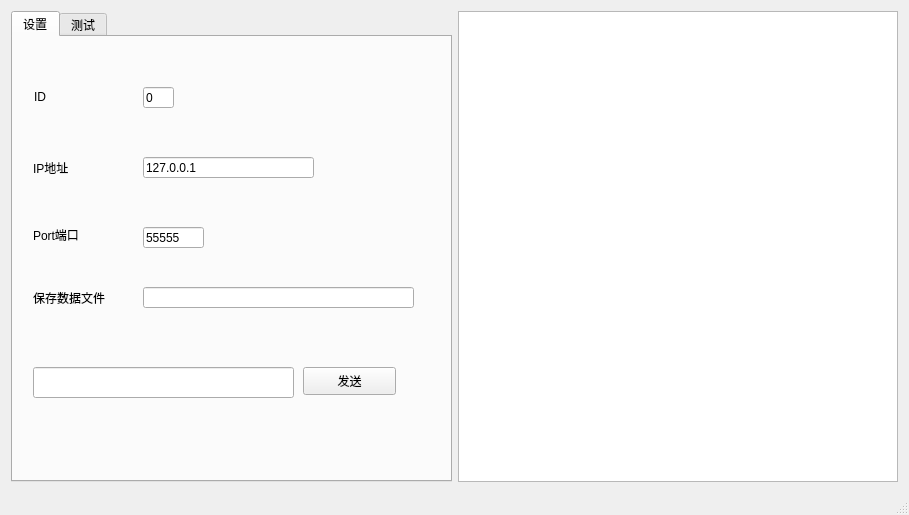
Old version of the form mainwindow.ui in the repository RuanJG/TCP_SYNC_FILE.
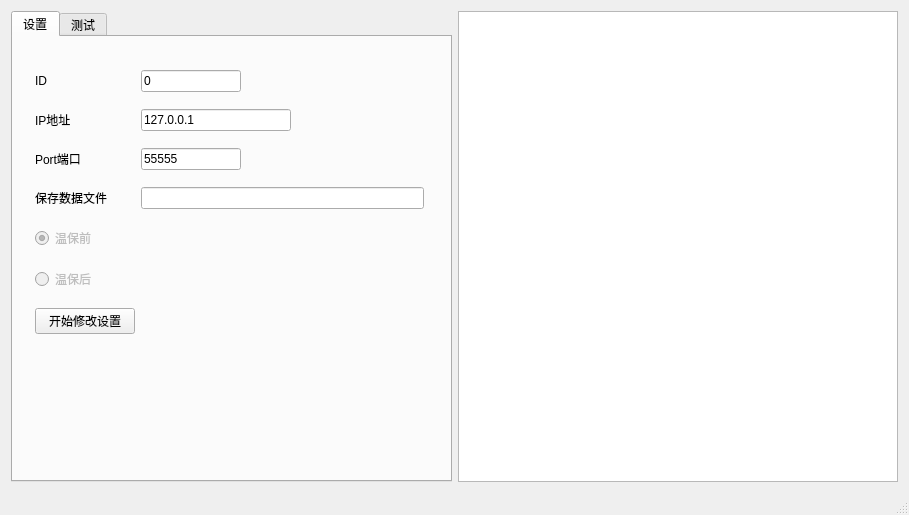
New version of the form. The open tabs and pages were chosen to show the change.

Commit message: Ruan: add Tempture compensation

```diff
--- a/mainwindow.ui
+++ b/mainwindow.ui
@@ -29,66 +29,151 @@
          <attribute name="title">
           <string>设置</string>
          </attribute>
+         <widget class="QWidget" name="">
+          <property name="geometry">
+           <rect>
+            <x>11</x>
+            <y>11</y>
+            <width>411</width>
+            <height>311</height>
+           </rect>
+          </property>
+          <layout class="QVBoxLayout" name="verticalLayout">
+           <item>
+            <layout class="QHBoxLayout" name="horizontalLayout_2">
+             <item>
          <widget class="QLabel" name="label_5">
-          <property name="geometry">
-           <rect>
-            <x>21</x>
-            <y>50</y>
-            <width>41</width>
-            <height>20</height>
-           </rect>
+               <property name="minimumSize">
+                <size>
+                 <width>100</width>
+                 <height>0</height>
+                </size>
           </property>
           <property name="text">
            <string>ID</string>
           </property>
          </widget>
-         <widget class="QLineEdit" name="ipLineEdit">
-          <property name="geometry">
-           <rect>
-            <x>130</x>
-            <y>120</y>
-            <width>171</width>
-            <height>21</height>
-           </rect>
+             </item>
+             <item>
+              <widget class="QLineEdit" name="idLineEdit">
+               <property name="minimumSize">
+                <size>
+                 <width>100</width>
+                 <height>0</height>
+                </size>
+               </property>
+               <property name="maximumSize">
+                <size>
+                 <width>100</width>
+                 <height>16777215</height>
+                </size>
           </property>
           <property name="text">
-           <string>127.0.0.1</string>
-          </property>
-         </widget>
+                <string>0</string>
+               </property>
+               <property name="maxLength">
+                <number>1</number>
+               </property>
+               <property name="readOnly">
+                <bool>true</bool>
+               </property>
+              </widget>
+             </item>
+             <item>
+              <spacer name="horizontalSpacer">
+               <property name="orientation">
+                <enum>Qt::Horizontal</enum>
+               </property>
+               <property name="sizeHint" stdset="0">
+                <size>
+                 <width>40</width>
+                 <height>20</height>
+                </size>
+               </property>
+              </spacer>
+             </item>
+            </layout>
+           </item>
+           <item>
+            <layout class="QHBoxLayout" name="horizontalLayout_3">
+             <item>
          <widget class="QLabel" name="label_6">
-          <property name="geometry">
-           <rect>
-            <x>20</x>
-            <y>120</y>
-            <width>51</width>
-            <height>21</height>
-           </rect>
+               <property name="minimumSize">
+                <size>
+                 <width>100</width>
+                 <height>0</height>
+                </size>
           </property>
           <property name="text">
            <string>IP地址</string>
           </property>
          </widget>
+             </item>
+             <item>
+              <widget class="QLineEdit" name="ipLineEdit">
+               <property name="minimumSize">
+                <size>
+                 <width>150</width>
+                 <height>0</height>
+                </size>
+               </property>
+               <property name="maximumSize">
+                <size>
+                 <width>150</width>
+                 <height>16777215</height>
+                </size>
+               </property>
+               <property name="text">
+                <string>127.0.0.1</string>
+               </property>
+               <property name="readOnly">
+                <bool>true</bool>
+               </property>
+              </widget>
+             </item>
+             <item>
+              <spacer name="horizontalSpacer_2">
+               <property name="orientation">
+                <enum>Qt::Horizontal</enum>
+               </property>
+               <property name="sizeHint" stdset="0">
+                <size>
+                 <width>40</width>
+                 <height>20</height>
+                </size>
+               </property>
+              </spacer>
+             </item>
+            </layout>
+           </item>
+           <item>
+            <layout class="QHBoxLayout" name="horizontalLayout_4">
+             <item>
          <widget class="QLabel" name="label_7">
-          <property name="geometry">
-           <rect>
-            <x>20</x>
-            <y>190</y>
-            <width>72</width>
-            <height>15</height>
-           </rect>
+               <property name="minimumSize">
+                <size>
+                 <width>100</width>
+                 <height>0</height>
+                </size>
           </property>
           <property name="text">
            <string>Port端口</string>
           </property>
          </widget>
+             </item>
+             <item>
          <widget class="QLineEdit" name="portLineEdit">
-          <property name="geometry">
-           <rect>
-            <x>130</x>
-            <y>190</y>
-            <width>61</width>
-            <height>21</height>
-           </rect>
+               <property name="minimumSize">
+                <size>
+                 <width>100</width>
+                 <height>0</height>
+                </size>
+               </property>
+               <property name="maximumSize">
+                <size>
+                 <width>100</width>
+                 <height>16777215</height>
+                </size>
           </property>
           <property name="text">
            <string>55555</string>
@@ -96,68 +181,90 @@
           <property name="maxLength">
            <number>5</number>
           </property>
-         </widget>
-         <widget class="QLineEdit" name="idLineEdit">
-          <property name="geometry">
-           <rect>
-            <x>130</x>
-            <y>50</y>
-            <width>31</width>
-            <height>21</height>
-           </rect>
-          </property>
-          <property name="text">
-           <string>0</string>
-          </property>
-          <property name="maxLength">
-           <number>1</number>
-          </property>
-         </widget>
-         <widget class="QLineEdit" name="sendDatalineEdit">
-          <property name="geometry">
-           <rect>
-            <x>20</x>
-            <y>330</y>
-            <width>261</width>
-            <height>31</height>
-           </rect>
-          </property>
-         </widget>
-         <widget class="QPushButton" name="sendButton">
-          <property name="geometry">
-           <rect>
-            <x>290</x>
-            <y>330</y>
-            <width>93</width>
-            <height>28</height>
-           </rect>
-          </property>
-          <property name="text">
-           <string>发送</string>
-          </property>
-         </widget>
+               <property name="readOnly">
+                <bool>true</bool>
+               </property>
+              </widget>
+             </item>
+             <item>
+              <spacer name="horizontalSpacer_3">
+               <property name="orientation">
+                <enum>Qt::Horizontal</enum>
+               </property>
+               <property name="sizeHint" stdset="0">
+                <size>
+                 <width>40</width>
+                 <height>20</height>
+                </size>
+               </property>
+              </spacer>
+             </item>
+            </layout>
+           </item>
+           <item>
+            <layout class="QHBoxLayout" name="horizontalLayout_5">
+             <item>
          <widget class="QLabel" name="label">
-          <property name="geometry">
-           <rect>
-            <x>20</x>
-            <y>250</y>
-            <width>91</width>
-            <height>21</height>
-           </rect>
+               <property name="minimumSize">
+                <size>
+                 <width>100</width>
+                 <height>0</height>
+                </size>
           </property>
           <property name="text">
            <string>保存数据文件</string>
           </property>
          </widget>
+             </item>
+             <item>
          <widget class="QLineEdit" name="saveDataFilelineEdit">
-          <property name="geometry">
-           <rect>
-            <x>130</x>
-            <y>250</y>
-            <width>271</width>
-            <height>21</height>
-           </rect>
-          </property>
+               <property name="readOnly">
+                <bool>true</bool>
+               </property>
+              </widget>
+             </item>
+            </layout>
+           </item>
+           <item>
+            <widget class="QRadioButton" name="gapBeforTempCailradioButton">
+             <property name="enabled">
+              <bool>false</bool>
+             </property>
+             <property name="text">
+              <string>温保前</string>
+             </property>
+             <property name="checkable">
+              <bool>true</bool>
+             </property>
+             <property name="checked">
+              <bool>true</bool>
+             </property>
+            </widget>
+           </item>
+           <item>
+            <widget class="QRadioButton" name="GapafterTemptureCailradioButton_2">
+             <property name="enabled">
+              <bool>false</bool>
+             </property>
+             <property name="text">
+              <string>温保后</string>
+             </property>
+            </widget>
+           </item>
+           <item>
+            <widget class="QPushButton" name="pushButton">
+             <property name="maximumSize">
+              <size>
+               <width>100</width>
+               <height>16777215</height>
+              </size>
+             </property>
+             <property name="text">
+              <string>开始修改设置</string>
+             </property>
+            </widget>
+           </item>
+          </layout>
          </widget>
         </widget>
         <widget class="QWidget" name="tab_collector">
```
Left out of the diff: 10 changed lines with no effect on the pictures. Lines whose indentation alone changed are shown as unchanged. The commit also changes 3 other files.
